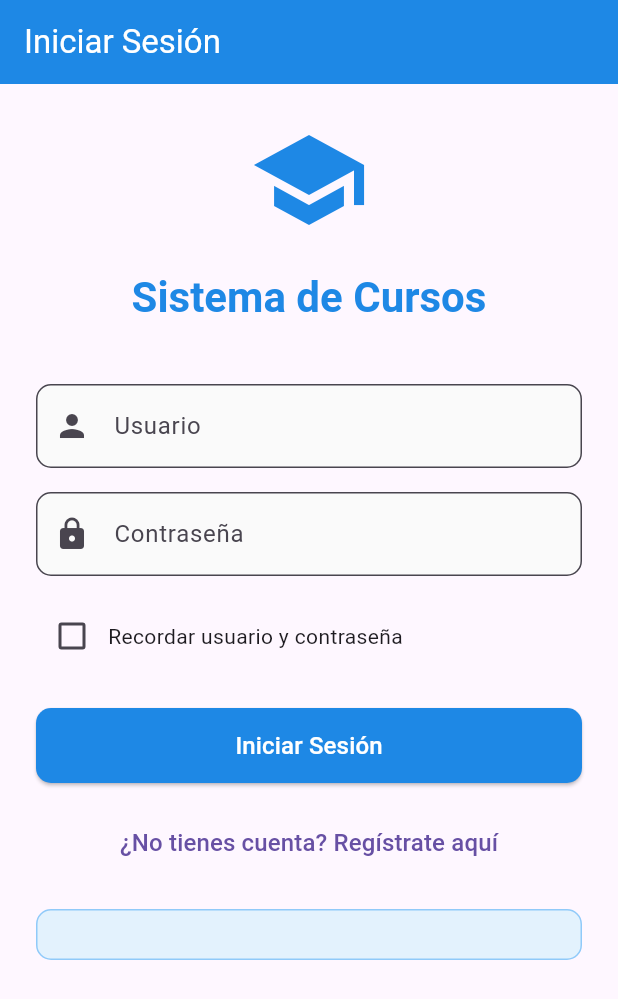
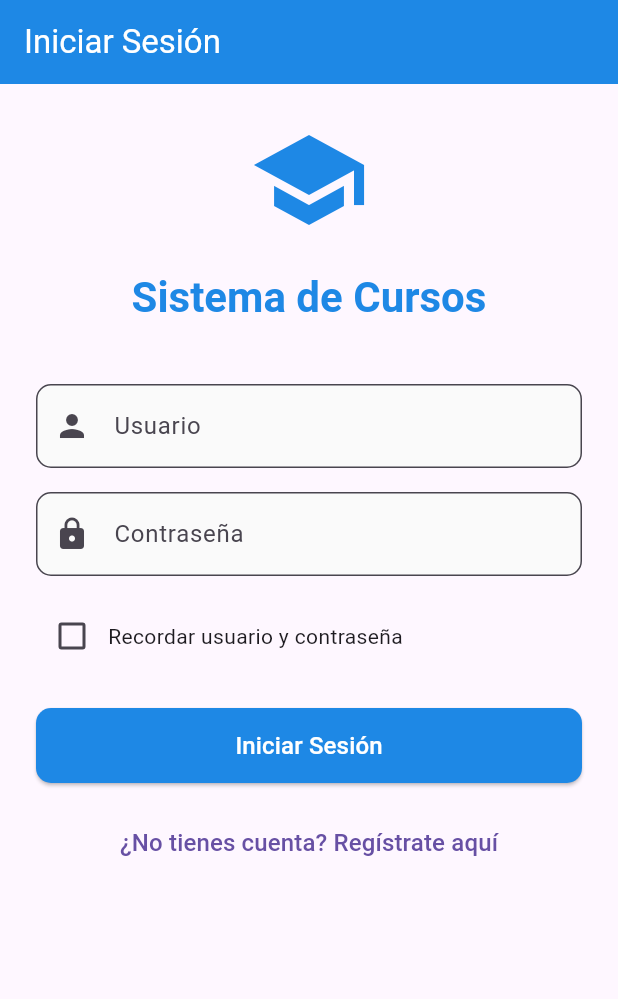
Before and after one commit to YJYordi/ProyectoFlutter-Gonzalez-Espinel-Suarez, a Flutter app: the screen it shows after launch, on a phone screen of 412 x 824 dp. Shown: the top 999 px of the screen. Run offline on Flutter 3.47's test engine with Material 3 defaults, Android fonts, the phone set to English and light mode, and no system bars; our stand-ins replace shared_preferences; accounts and stored records are empty.

Commit message:
correccion login

```diff
--- a/proyecto/lib/presentation/screens/log_in.dart
+++ b/proyecto/lib/presentation/screens/log_in.dart
@@ -188,16 +188,6 @@ class _LoginPageState extends State<LoginPage> {
             ),
 
             const SizedBox(height: 20),
-
-            // Información de usuarios de prueba
-            Container(
-              padding: const EdgeInsets.all(16),
-              decoration: BoxDecoration(
-                color: Colors.blue[50],
-                borderRadius: BorderRadius.circular(10),
-                border: Border.all(color: Colors.blue[200]!),
-              ),
-            ),
           ],
         ),
       ),
```
